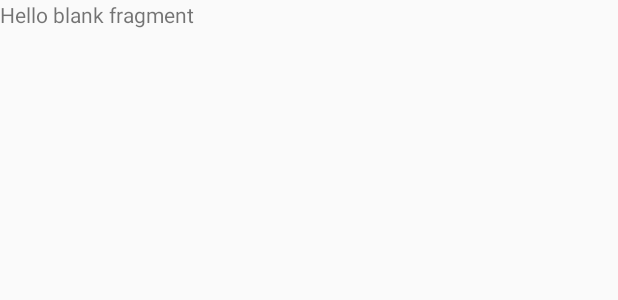
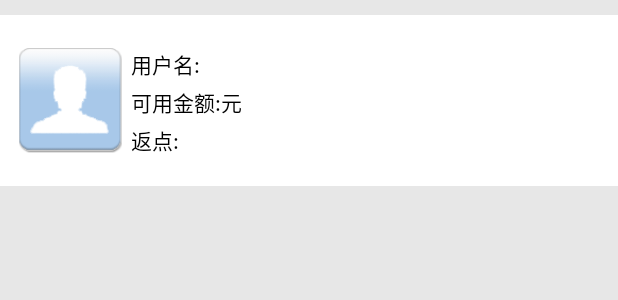
Before and after one commit to TYAsistantTeam/TYAssistant, an Android app: the layout fragment_personal.xml on its own in the app's theme, with its tools: preview values and no code run, on a phone screen of 412 x 824 dp. Shown: the top 300 px of the screen. Run offline under Robolectric (Android 15) with nearby library versions, the phone set to English and light mode, and no system bars.

Commit message:
新增ActivityUtil等

```diff
--- a/app/build.gradle
+++ b/app/build.gradle
@@ -1,12 +1,12 @@
 apply plugin: 'com.android.application'
 
 android {
-    compileSdkVersion 24
+    compileSdkVersion 25
     buildToolsVersion "26.0.0"
     defaultConfig {
         applicationId "com.gzmantis.tyassistant"
         minSdkVersion 14
-        targetSdkVersion 24
+        targetSdkVersion 25
         versionCode 1
         versionName "1.0"
         testInstrumentationRunner "android.support.test.runner.AndroidJUnitRunner"
@@ -28,7 +28,7 @@ dependencies {
     })
     compile 'com.android.support:appcompat-v7:25.3.1'
     compile 'com.android.support.constraint:constraint-layout:1.0.2'
-    compile 'com.android.support:support-v4:24.2.1'
+    compile 'com.android.support:support-v4:25.2.1'
     compile 'cn.pedant.sweetalert:library:1.3'
     compile 'com.google.code.gson:gson:2.6.2'
     testCompile 'junit:junit:4.12'
--- a/app/src/main/res/layout/fragment_personal.xml
+++ b/app/src/main/res/layout/fragment_personal.xml
@@ -1,13 +1,26 @@
-<FrameLayout xmlns:android="http://schemas.android.com/apk/res/android"
-             xmlns:tools="http://schemas.android.com/tools"
-             android:layout_width="match_parent"
-             android:layout_height="match_parent"
-             tools:context="com.gzmantis.tyassistant.fragments.PersonalFragment">
-
-    <!-- TODO: Update blank fragment layout -->
-    <TextView
-        android:layout_width="match_parent"
-        android:layout_height="match_parent"
-        android:text="@string/hello_blank_fragment"/>
-
-</FrameLayout>
+<?xml version="1.0" encoding="utf-8"?>
+<LinearLayout android:orientation="vertical" android:background="@color/appsliver" android:layout_width="fill_parent" android:layout_height="fill_parent"
+              xmlns:android="http://schemas.android.com/apk/res/android">
+    <ScrollView android:scrollbars="none" android:fadingEdge="none" android:layout_width="fill_parent" android:layout_height="wrap_content">
+        <LinearLayout android:orientation="vertical" android:layout_width="fill_parent" android:layout_height="wrap_content">
+            <RelativeLayout android:background="@color/whirte" android:paddingTop="20.0dip" android:paddingBottom="20.0dip" android:layout_width="fill_parent" android:layout_height="wrap_content" android:layout_marginTop="10.0dip">
+                <ImageView android:id="@+id/user_iconid" android:layout_width="70.0dip" android:layout_height="70.0dip" android:layout_marginLeft="12.0dip" android:src="@drawable/wdzhanghu_icon" android:layout_centerVertical="true" />
+                <LinearLayout android:gravity="center_vertical" android:orientation="vertical" android:layout_width="fill_parent" android:layout_height="wrap_content" android:layout_marginLeft="3.0dip" android:layout_toRightOf="@id/user_iconid" android:layout_centerVertical="true">
+                    <LinearLayout android:orientation="horizontal" android:layout_width="fill_parent" android:layout_height="wrap_content" android:layout_marginLeft="2.0dip" android:layout_marginTop="2.0dip">
+                        <TextView android:textColor="@android:color/black" android:layout_width="wrap_content" android:layout_height="wrap_content" android:text="用户名:" />
+                        <TextView android:textColor="@android:color/black" android:id="@+id/user_accountid" android:layout_width="wrap_content" android:layout_height="wrap_content" />
+                    </LinearLayout>
+                    <LinearLayout android:orientation="horizontal" android:layout_width="fill_parent" android:layout_height="wrap_content" android:layout_marginLeft="2.0dip" android:layout_marginTop="4.0dip">
+                        <TextView android:textColor="@android:color/black" android:layout_width="wrap_content" android:layout_height="wrap_content" android:text="可用金额:" />
+                        <TextView android:textColor="@color/red_btn_bg_color" android:id="@+id/user_enablescoresid" android:layout_width="wrap_content" android:layout_height="wrap_content" />
+                        <TextView android:textColor="@android:color/black" android:layout_width="wrap_content" android:layout_height="wrap_content" android:text="@string/danwei_yuan" />
+                    </LinearLayout>
+                    <LinearLayout android:orientation="horizontal" android:layout_width="fill_parent" android:layout_height="wrap_content" android:layout_marginLeft="2.0dip" android:layout_marginTop="4.0dip">
+                        <TextView android:textColor="@android:color/black" android:layout_width="wrap_content" android:layout_height="wrap_content" android:text="返点:" />
+                        <TextView android:textColor="@android:color/black" android:id="@+id/user_rebateid" android:layout_width="wrap_content" android:layout_height="wrap_content" />
+                    </LinearLayout>
+                </LinearLayout>
+            </RelativeLayout>
+        </LinearLayout>
+    </ScrollView>
+</LinearLayout>
```
Also changed, not shown: app/src/main/java/com/gzmantis/tyassistant/activities/BasicActivity.java (+40 -1 lines), app/src/main/java/com/gzmantis/tyassistant/activities/WelcomeActivity.java (+21 -0 lines), app/src/main/java/com/gzmantis/tyassistant/activities/personalactivitys/LoginActivity.java (+50 -0 lines), app/src/main/java/com/gzmantis/tyassistant/customs/LoadingView.java (added, +27 -0 lines), app/src/main/java/com/gzmantis/tyassistant/customs/ShapeLoadingDialog.java (added, +68 -0 lines), app/src/main/java/com/gzmantis/tyassistant/utils/ActivityUtil.java (added, +72 -0 lines), app/src/main/res/layout/fragment_home.xml (+5 -13 lines), app/src/main/res/layout/fragment_winner.xml (+5 -13 lines), app/src/main/res/layout/layout_refreshlistview.xml (added, +20 -0 lines).
